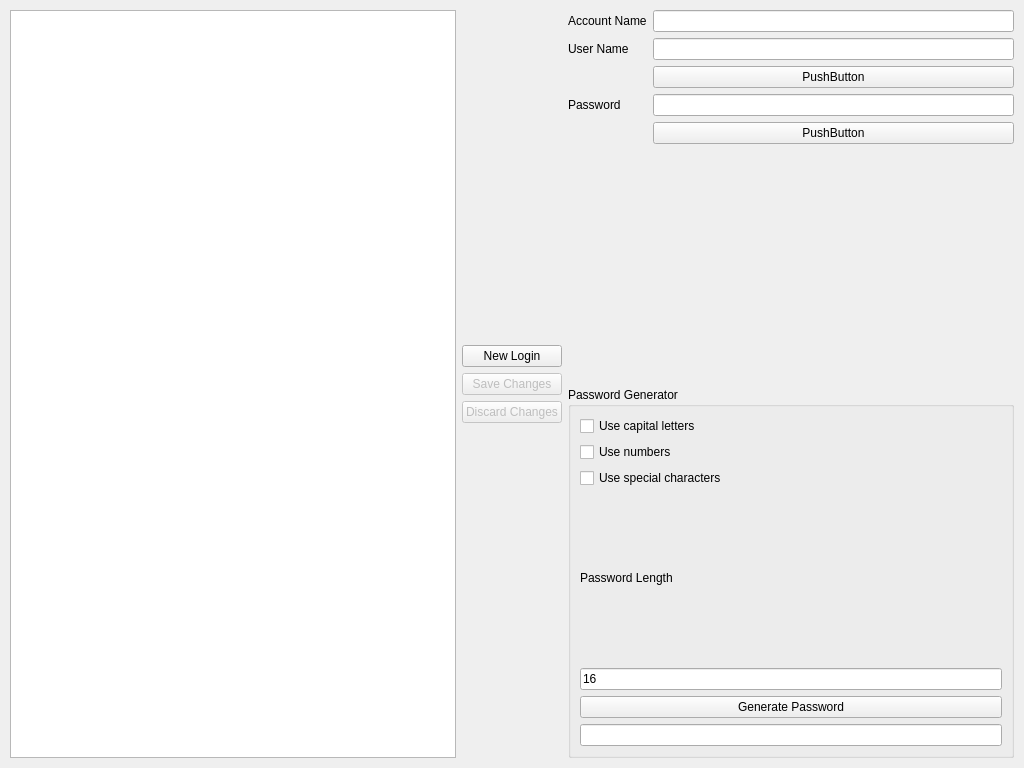
First picture: the form in resources/main_window.ui, repository codemonkey760/pyPassWordGenerator, before the edit.
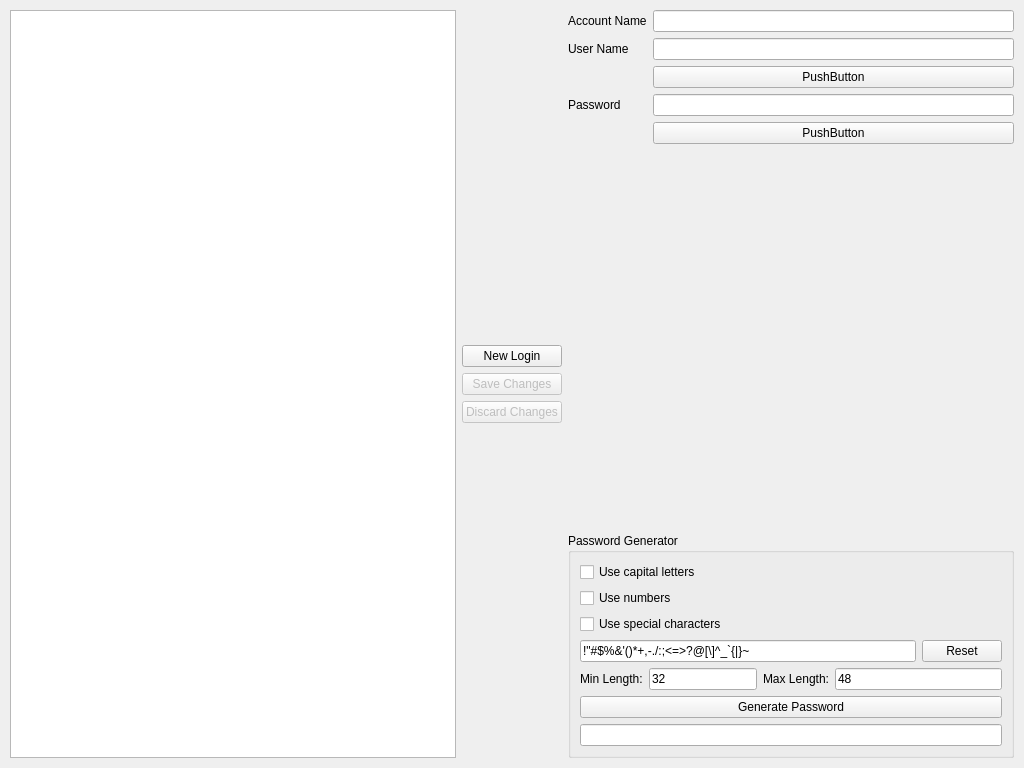
Second picture: the form after the edit.

Commit message: Finish the password generator

```diff
--- a/resources/main_window.ui
+++ b/resources/main_window.ui
@@ -157,7 +157,7 @@
           </item>
          </layout>
         </item>
-        <item>
+        <item alignment="Qt::AlignBottom">
          <widget class="QGroupBox" name="groupBox">
           <property name="title">
            <string>Password Generator</string>
@@ -188,24 +188,72 @@
             </widget>
            </item>
            <item>
-            <widget class="QLabel" name="label_4">
+            <layout class="QHBoxLayout" name="horizontalLayout_2">
+             <item>
+              <widget class="QLineEdit" name="leSpecialChars">
              <property name="text">
-              <string>Password Length</string>
+                <string>!&quot;#$%&amp;'()*+,-./:;&lt;=&gt;?@[\]^_`{|}~</string>
              </property>
             </widget>
            </item>
            <item>
-            <widget class="QLineEdit" name="lePassWordLength">
+              <widget class="QPushButton" name="btnResetSpecialChars">
              <property name="text">
-              <string>16</string>
-             </property>
+                <string>Reset</string>
+               </property>
+              </widget>
+             </item>
+            </layout>
+           </item>
+           <item>
+            <layout class="QHBoxLayout" name="horizontalLayout_3">
+             <item>
+              <widget class="QLabel" name="label_5">
+               <property name="text">
+                <string>Min Length:</string>
+               </property>
+              </widget>
+             </item>
+             <item>
+              <widget class="QLineEdit" name="lePassWordMinLength">
+               <property name="sizePolicy">
+                <sizepolicy hsizetype="Minimum" vsizetype="Fixed">
+                 <horstretch>0</horstretch>
+                 <verstretch>0</verstretch>
+                </sizepolicy>
+               </property>
+               <property name="minimumSize">
+                <size>
+                 <width>24</width>
+                 <height>0</height>
+                </size>
+               </property>
+               <property name="text">
+                <string>32</string>
+               </property>
              <property name="maxLength">
               <number>2</number>
              </property>
-             <property name="clearButtonEnabled">
-              <bool>false</bool>
-             </property>
-            </widget>
+              </widget>
+             </item>
+             <item>
+              <widget class="QLabel" name="label_6">
+               <property name="text">
+                <string>Max Length:</string>
+               </property>
+              </widget>
+             </item>
+             <item>
+              <widget class="QLineEdit" name="lePassWordMaxLength">
+               <property name="text">
+                <string>48</string>
+               </property>
+               <property name="maxLength">
+                <number>2</number>
+               </property>
+              </widget>
+             </item>
+            </layout>
            </item>
            <item>
             <widget class="QPushButton" name="btnGenPassWord">
@@ -220,9 +268,6 @@
           </layout>
          </widget>
         </item>
-        <item>
-         <layout class="QHBoxLayout" name="horizontalLayout_2"/>
-        </item>
        </layout>
       </item>
      </layout>
```
Lines whose indentation alone changed are shown as unchanged. The commit also changes 1 other file.
